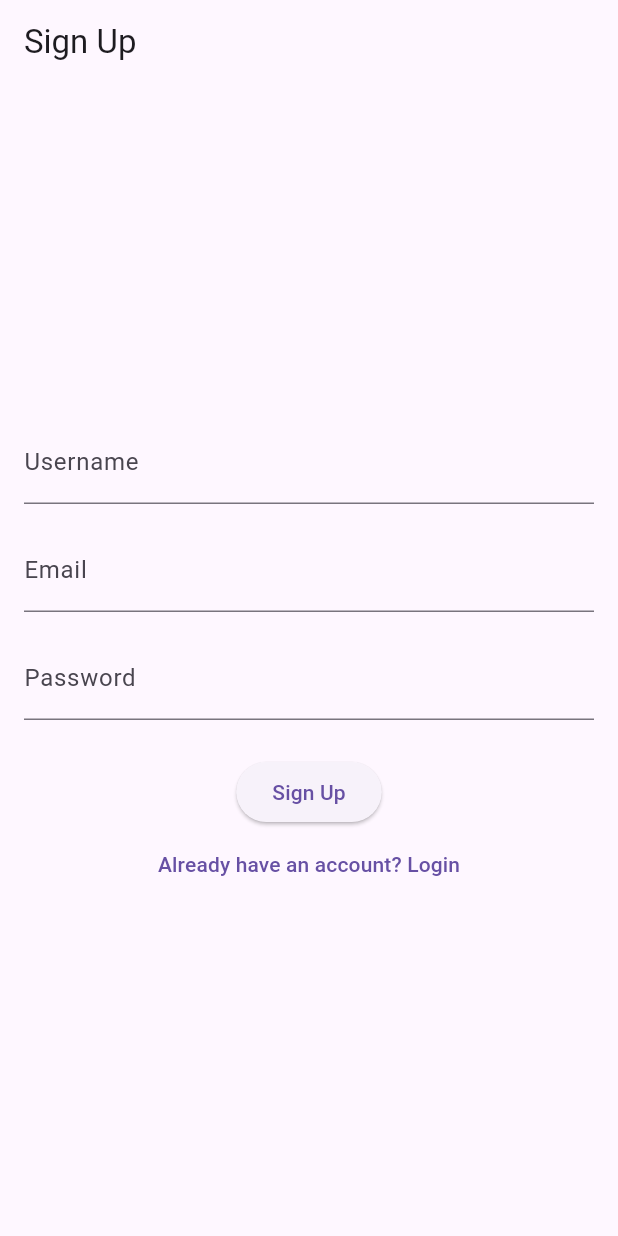
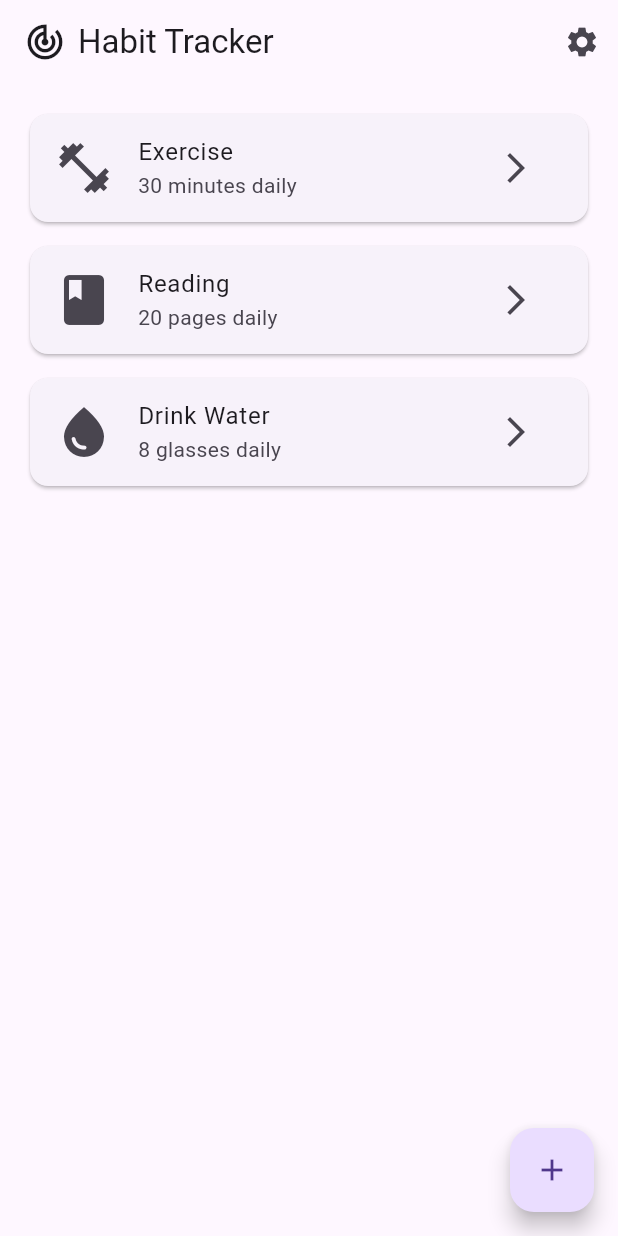
Before and after one commit to b14cknc0d3/habit_tracker, a Flutter app: the screen it shows after launch, on a phone screen of 412 x 824 dp. Run offline on Flutter 3.47's test engine with Material 3 defaults, Android fonts, the phone set to English and light mode, and no system bars.

Commit message:
feat: Add home screen with logo

```diff
--- a/lib/main.dart
+++ b/lib/main.dart
@@ -1,5 +1,5 @@
 import 'package:flutter/material.dart';
-import 'package:habit_tracker/screens/auth/signup_screen.dart';
+import 'package:habit_tracker/screens/home_screen.dart';
 
 void main() {
   runApp(const MyApp());
@@ -15,7 +15,7 @@ class MyApp extends StatelessWidget {
       theme: ThemeData(
         primarySwatch: Colors.blue,
       ),
-      home: const SignupScreen(),
+      home: const HomeScreen(),
     );
   }
 }
--- /dev/null
+++ b/lib/screens/home_screen.dart
@@ -0,0 +1,80 @@
+import 'package:flutter/material.dart';
+
+class HomeScreen extends StatelessWidget {
+  const HomeScreen({super.key});
+
+  @override
+  Widget build(BuildContext context) {
+    return Scaffold(
+      appBar: AppBar(
+        title: Row(
+          children: [
+            Icon(Icons.track_changes, size: 28),
+            const SizedBox(width: 8),
+            const Text('Habit Tracker'),
+          ],
+        ),
+        actions: [
+          IconButton(
+            icon: const Icon(Icons.settings),
+            onPressed: () {
+              // TODO: Navigate to settings
+            },
+          ),
+        ],
+      ),
+      body: ListView(
+        padding: const EdgeInsets.all(16.0),
+        children: [
+          Card(
+            child: ListTile(
+              leading: const Icon(Icons.fitness_center, size: 40),
+              title: const Text('Exercise'),
+              subtitle: const Text('30 minutes daily'),
+              trailing: IconButton(
+                icon: const Icon(Icons.arrow_forward_ios),
+                onPressed: () {
+                  // TODO: Navigate to detail screen
+                },
+              ),
+            ),
+          ),
+          const SizedBox(height: 8),
+          Card(
+            child: ListTile(
+              leading: const Icon(Icons.book, size: 40),
+              title: const Text('Reading'),
+              subtitle: const Text('20 pages daily'),
+              trailing: IconButton(
+                icon: const Icon(Icons.arrow_forward_ios),
+                onPressed: () {
+                  // TODO: Navigate to detail screen
+                },
+              ),
+            ),
+          ),
+          const SizedBox(height: 8),
+          Card(
+            child: ListTile(
+              leading: const Icon(Icons.water_drop, size: 40),
+              title: const Text('Drink Water'),
+              subtitle: const Text('8 glasses daily'),
+              trailing: IconButton(
+                icon: const Icon(Icons.arrow_forward_ios),
+                onPressed: () {
+                  // TODO: Navigate to detail screen
+                },
+              ),
+            ),
+          ),
+        ],
+      ),
+      floatingActionButton: FloatingActionButton(
+        onPressed: () {
+          // TODO: Add new habit
+        },
+        child: const Icon(Icons.add),
+      ),
+    );
+  }
+}
```
